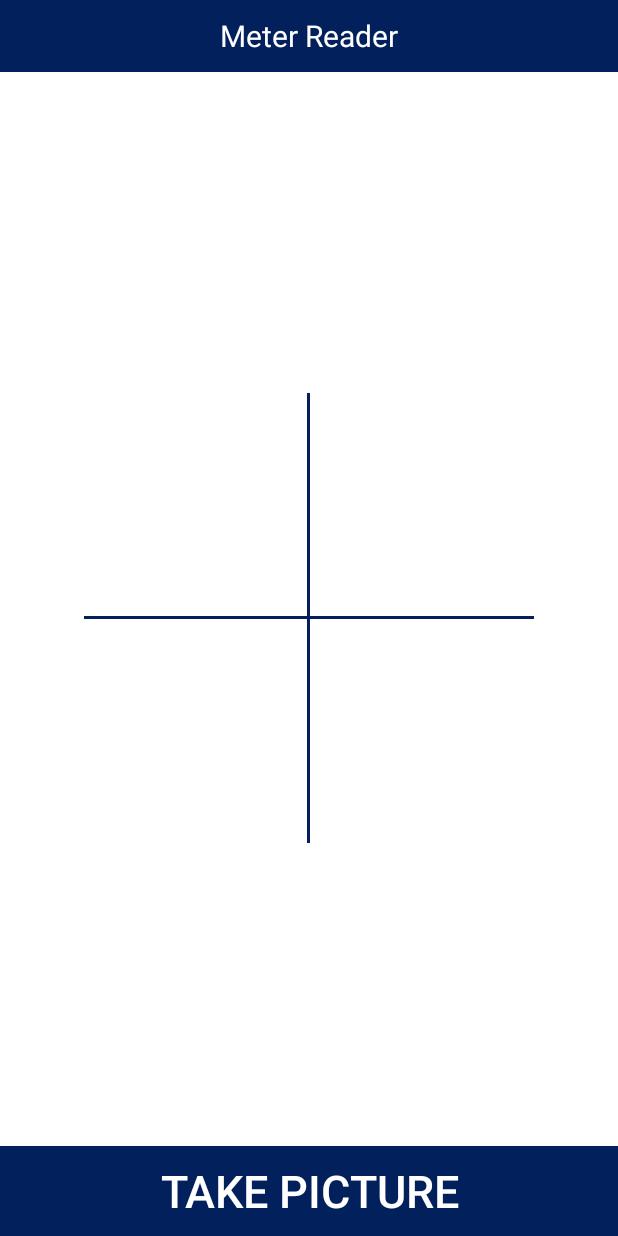
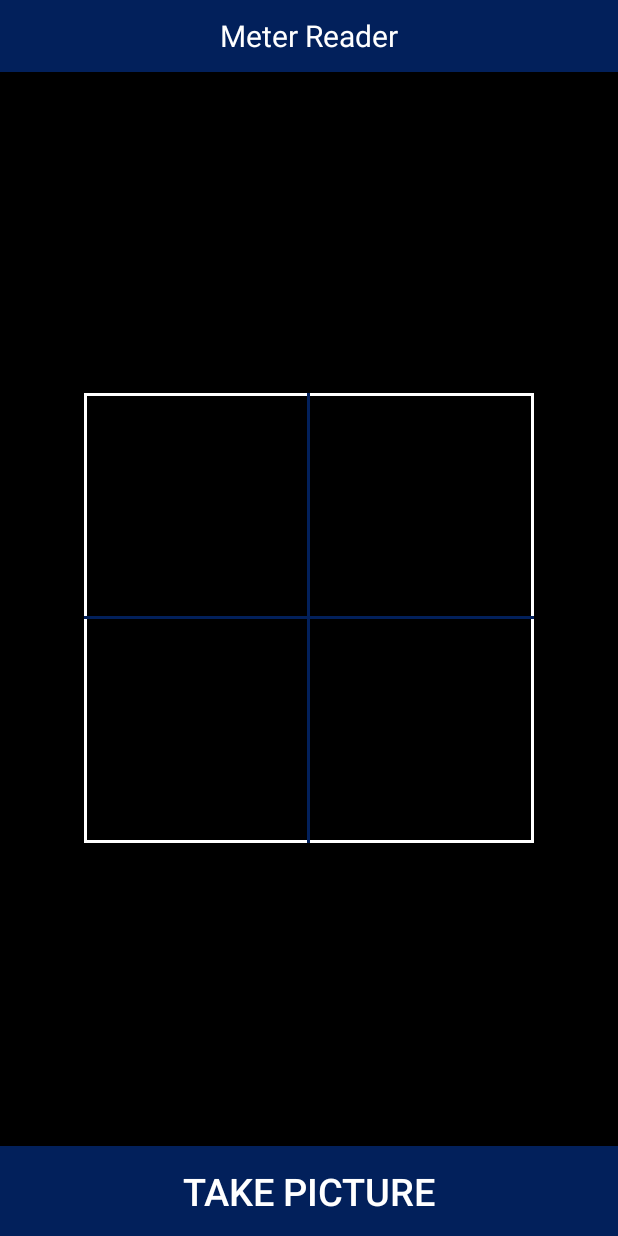
Before and after one commit to SachinChappalge/meter-reader-android, an Android app: the CameraActivity screen opened directly, with no data from a screen before it, on a phone screen of 412 x 824 dp. Run offline under Robolectric (Android 15) with nearby library versions, the light colour scheme and no system bars; libraries missing offline, so code that uses them is left out: com.otaliastudios.cameraview; plain views replace CameraView; 3 statements that could not run were skipped.

Commit message:
Added ui changes

```diff
--- a/app/src/main/java/com/extentia/imagetotext/ui/CameraActivity.java
+++ b/app/src/main/java/com/extentia/imagetotext/ui/CameraActivity.java
@@ -56,7 +56,7 @@
                 super.onPictureTaken(result);
                 String fileName = System.currentTimeMillis()+"_meter.jpg";
                 ContextWrapper cw = new ContextWrapper(CameraActivity.this);
-                File directory = cw.getExternalFilesDir(Environment.DIRECTORY_PICTURES);
+                File directory = cw.getExternalFilesDir(Environment.DIRECTORY_DOWNLOADS);
 
 
                     File photo = new File(directory, fileName);
--- /dev/null
+++ b/app/src/main/res/drawable/react.xml
@@ -0,0 +1,5 @@
+<?xml version="1.0" encoding="utf-8"?>
+<shape xmlns:android="http://schemas.android.com/apk/res/android" android:shape="rectangle">
+    <stroke android:width="2dp" android:color="@color/white"/>
+
+</shape>
--- a/app/src/main/res/layout/activity_camera.xml
+++ b/app/src/main/res/layout/activity_camera.xml
@@ -2,6 +2,7 @@
 <RelativeLayout xmlns:android="http://schemas.android.com/apk/res/android"
     android:layout_width="match_parent"
     android:layout_height="match_parent"
+    android:background="@color/black"
     xmlns:app="http://schemas.android.com/apk/res-auto">
     <RelativeLayout
         android:layout_width="match_parent"
@@ -45,7 +46,7 @@
 
     <RelativeLayout
         android:layout_width="300dp"
-        android:background="@android:color/transparent"
+        android:background="@drawable/react"
         android:layout_centerInParent="true"
         android:layout_height="300dp" >
         <View
@@ -65,7 +66,7 @@
         android:layout_alignParentBottom="true"
         android:text="Take Picture"
         android:id="@+id/tv_picture"
-        android:textSize="30sp"
+        android:textSize="25sp"
         android:textColor="@color/white"
         android:background="@color/hintTextColor"
         android:layout_height="60dp" />
```
